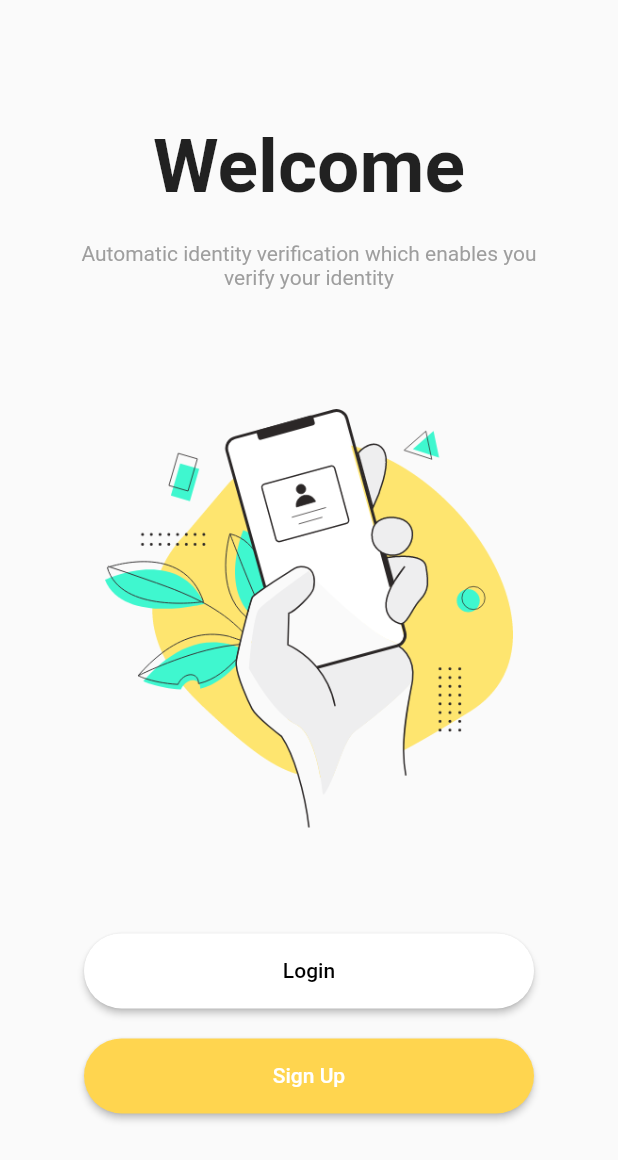
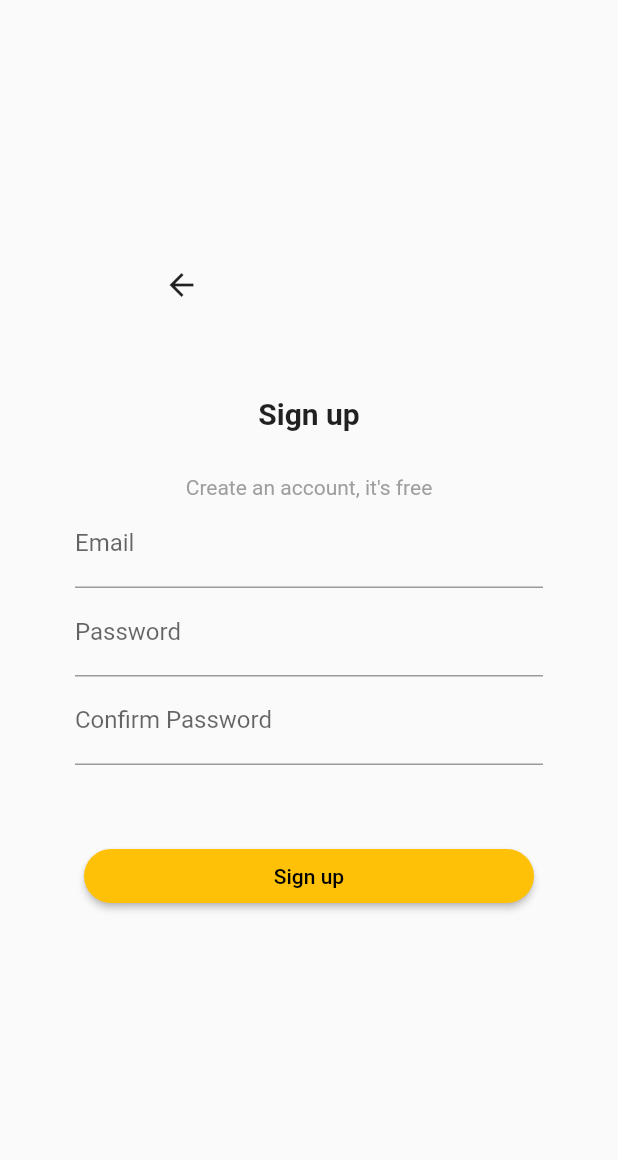
Before and after one commit to ayoubelhioui/LOGIN_SIGNUP_UI, a Flutter app: the screen it shows after launch, after a tap on "Sign Up", on a phone screen of 412 x 824 dp. Shown: the top 1160 px of the screen. Run offline on Flutter 3.47's test engine with Material 2 defaults, Android fonts, the phone set to English and light mode, and no system bars.

Commit message:
adding signup page

```diff
--- /dev/null
+++ b/lib/SignupPage.dart
@@ -0,0 +1,63 @@
+import 'package:flutter/material.dart';
+
+void main() => runApp(const SignUp());
+
+class SignUp extends StatelessWidget {
+  const SignUp({Key? key}) : super(key: key);
+
+  @override
+  Widget build(BuildContext context) {
+    return MaterialApp(
+      theme: ThemeData(primarySwatch: Colors.amber),
+      debugShowCheckedModeBanner: false,
+      home: Scaffold(
+        body: Column(mainAxisAlignment: MainAxisAlignment.center, children: [
+          IconButton(
+            padding: const EdgeInsets.only(right: 170),
+            onPressed: () => Navigator.pop(context),
+            icon: const Icon(Icons.arrow_back),
+          ),
+          Padding(
+            padding: const EdgeInsets.symmetric(horizontal: 50, vertical: 50),
+            child: Column(
+              children: [
+                const Text(
+                  'Sign up',
+                  style: TextStyle(fontSize: 20, fontWeight: FontWeight.bold),
+                ),
+                const SizedBox(
+                  height: 30,
+                ),
+                const Text(
+                  'Create an account, it\'s free',
+                  style: TextStyle(color: Colors.grey),
+                ),
+                const TextField(
+                  decoration: InputDecoration(labelText: 'Email'),
+                ),
+                const TextField(
+                  decoration: InputDecoration(labelText: 'Password'),
+                  obscureText: true,
+                ),
+                const TextField(
+                  decoration: InputDecoration(labelText: 'Confirm Password'),
+                  obscureText: true,
+                ),
+                const SizedBox(height: 50,),
+                SizedBox(
+                  width: 300,
+                  child: ElevatedButton(
+                    onPressed: () => {},
+                    child: const Text('Sign up'),
+                    style:
+                        ElevatedButton.styleFrom(shape: const StadiumBorder()),
+                  ),
+                )
+              ],
+            ),
+          ),
+        ]),
+      ),
+    );
+  }
+}
--- a/lib/main.dart
+++ b/lib/main.dart
@@ -1,4 +1,5 @@
 import 'package:flutter/material.dart';
+import 'SignupPage.dart';
 
 void main() {
   runApp(const MaterialApp(
@@ -44,10 +45,13 @@ class MyApp extends StatelessWidget {
                   shape: const StadiumBorder(),
                 ),
                 onPressed: () => {},
-                child: const Text('Login',style: TextStyle(color: Colors.black),),
+                child: const Text(
+                  'Login',
+                  style: TextStyle(color: Colors.black),
+                ),
               ),
             ),
-            const SizedBox(height:20),
+            const SizedBox(height: 20),
             SizedBox(
               height: 50,
               width: 300,
@@ -56,10 +60,15 @@ class MyApp extends StatelessWidget {
                   primary: Colors.amber.shade300,
                   shape: const StadiumBorder(),
                 ),
-                onPressed: () => {},
                 child: const Text('Sign Up'),
+                onPressed: () => {
+                  Navigator.push(
+                    context,
+                    MaterialPageRoute(builder: (_) => const SignUp()),
+                  ),
+                },
               ),
-            )
+            ),
           ],
         ),
       ),
```
